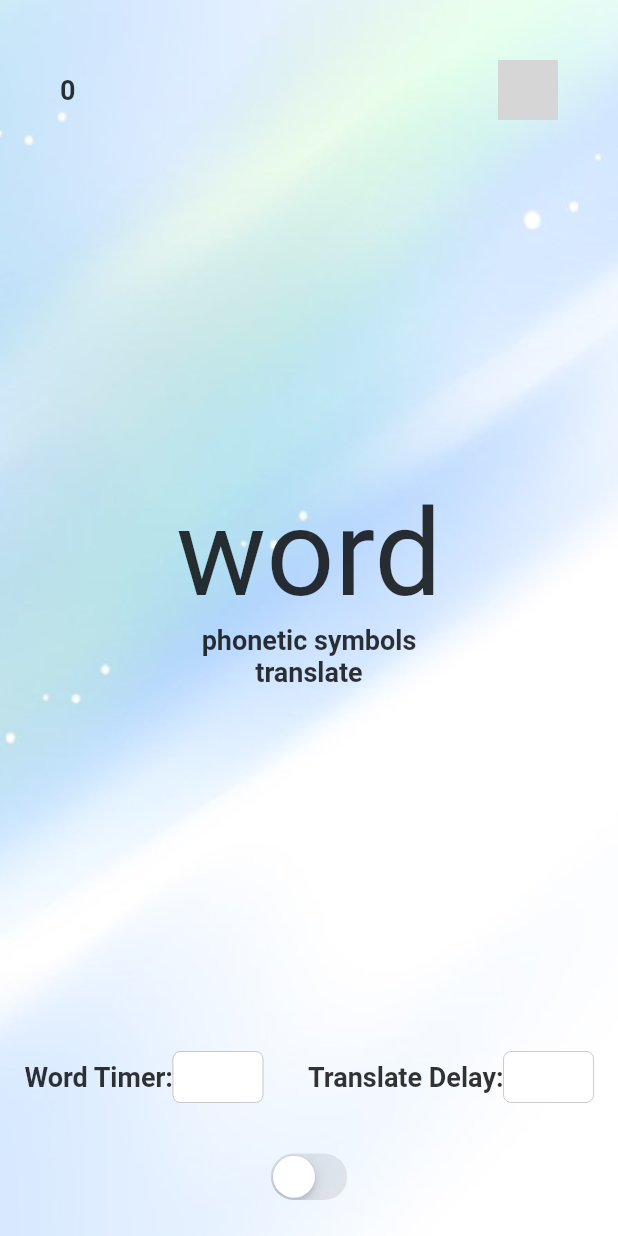
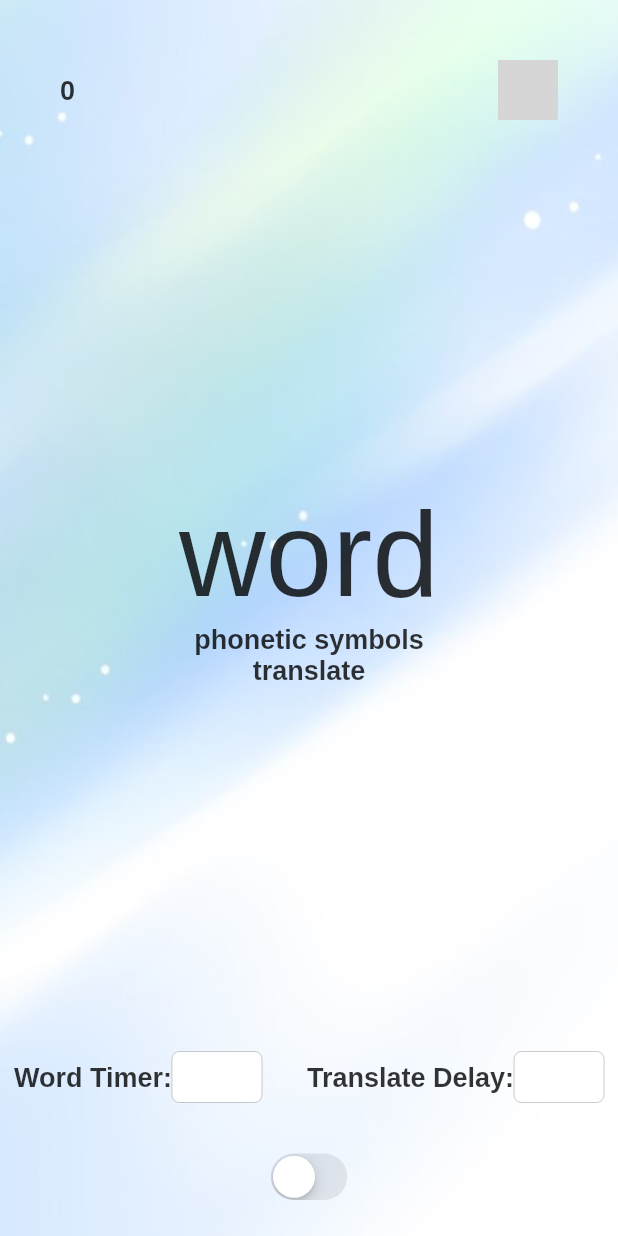
Before and after one commit to dingyx/english_study, a Flutter app: the screen it shows after launch, on a phone screen of 412 x 824 dp. Run offline on Flutter 3.47's test engine with Material 2 defaults, Android fonts, the light colour scheme and no system bars; our stand-ins replace flutter_tts; grey boxes are pictures that could not be loaded.

Commit message:
update font

```diff
--- a/lib/HomePage.dart
+++ b/lib/HomePage.dart
@@ -72,7 +72,7 @@ class _MyHomePageState extends State<HomePage> {
   Widget build(BuildContext context) {
     // 初始化数据、TTS
     WordData.init();
-    tts.init("en-US", 1.0, 0.6, 1.2);
+    tts.init("en-US", 1.0, 0.8, 1.2);
 
     return Scaffold(
         body: GestureDetector(
@@ -88,9 +88,8 @@ class _MyHomePageState extends State<HomePage> {
                       fit: BoxFit.cover),
                 ),
                 child: Center(
-                    child: Column(
-                        mainAxisSize: MainAxisSize.max,
-                        children: <Widget>[
+                    child: Column(mainAxisSize: MainAxisSize.max, children: <
+                        Widget>[
                   Row(
                     mainAxisAlignment: MainAxisAlignment.spaceBetween,
                     children: <Widget>[
@@ -102,18 +101,16 @@ class _MyHomePageState extends State<HomePage> {
                       InkWell(
                           child: Padding(
                             padding: EdgeInsets.only(right: 40, top: 40),
-                                child: Image.asset(_ttsImgPath,
-                                    width: 40, height: 40),
+                            child:
+                                Image.asset(_ttsImgPath, width: 40, height: 40),
                           ),
                           onTap: () {
                             _isTTS = !_isTTS;
                             setState(() {
                               if (_isTTS) {
-                                    _ttsImgPath =
-                                        "assets/images/sound_normal.png";
+                                _ttsImgPath = "assets/images/sound_normal.png";
                               } else {
-                                    _ttsImgPath =
-                                        "assets/images/sound_mute.png";
+                                _ttsImgPath = "assets/images/sound_mute.png";
                               }
                             });
                           })
@@ -127,9 +124,8 @@ class _MyHomePageState extends State<HomePage> {
                         Text(_phoneticStr, style: Styles.textNormal),
                         Text(_wordTran, style: Styles.textNormal),
                       ])),
-                      Row(
-                          mainAxisAlignment: MainAxisAlignment.center,
-                          children: <Widget>[
+                  Row(mainAxisAlignment: MainAxisAlignment.center, children: <
+                      Widget>[
                     Text("Word Timer:", style: Styles.textSmall),
                     Container(
                         width: 60,
--- a/lib/Utils.dart
+++ b/lib/Utils.dart
@@ -2,21 +2,22 @@ import 'package:flutter_tts/flutter_tts.dart';
 
 // 语音合成工具
 class TTS {
-
   // 初始化语音合成 TTS
-  FlutterTts flutterTts = FlutterTts();
+  FlutterTts flutterTts;
 
   // speechRate-语速、pitch-音调
   init(String language, double volume, double speechRate, double pitch) {
-    flutterTts.setLanguage(language);
-    flutterTts.setVolume(volume);
-    flutterTts.setSpeechRate(speechRate);
-    flutterTts.setPitch(pitch);
+    try {
+      flutterTts = FlutterTts();
+      flutterTts.setLanguage(language);
+      flutterTts.setVolume(volume);
+      flutterTts.setSpeechRate(speechRate);
+      flutterTts.setPitch(pitch);
+    } catch (ignored) {}
   }
 
   // speak text
   speak(String text) {
-    flutterTts.speak(text);
+    flutterTts?.speak(text);
   }
-
 }
--- a/lib/app.dart
+++ b/lib/app.dart
@@ -1,5 +1,6 @@
 import 'package:english_study/HomePage.dart';
 import 'package:flutter/cupertino.dart';
+import 'package:flutter/material.dart';
 
 class MyApp extends StatelessWidget {
   @override
--- a/lib/style.dart
+++ b/lib/style.dart
@@ -8,6 +8,7 @@ abstract class Styles {
     fontSize: 80,
     fontStyle: FontStyle.normal,
     fontWeight: FontWeight.normal,
+    fontFamily: 'Arimo',
   );
 
   static const TextStyle textNormal = TextStyle(
@@ -15,11 +16,13 @@ abstract class Styles {
     fontSize: 18,
     fontStyle: FontStyle.normal,
     fontWeight: FontWeight.bold,
+    fontFamily: 'Arimo',
   );
   static const TextStyle textSmall = TextStyle(
     color: Color.fromRGBO(0, 0, 0, 0.8),
     fontSize: 18,
     fontStyle: FontStyle.normal,
     fontWeight: FontWeight.bold,
+    fontFamily: 'Arimo',
   );
 }
```
Also changed, not shown: pubspec.yaml (+7 -0 lines), fonts/Arimo-VariableFont_wght.ttf (added), 1 other file. Lines whose indentation alone changed are shown as unchanged.
